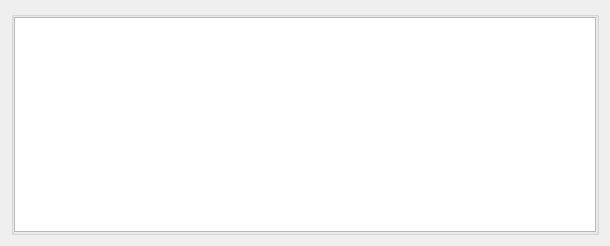
Old version of the form src/QSviz/resources/console.ui in the repository BCDA-APS/QSview.
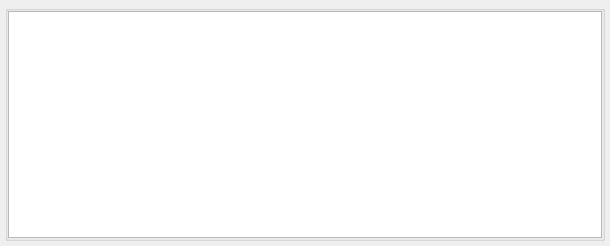
New version of the form.

```diff
--- a/src/QSviz/resources/console.ui
+++ b/src/QSviz/resources/console.ui
@@ -20,6 +20,18 @@
    <string>Form</string>
   </property>
   <layout class="QHBoxLayout" name="horizontalLayout_2">
+   <property name="leftMargin">
+    <number>5</number>
+   </property>
+   <property name="topMargin">
+    <number>5</number>
+   </property>
+   <property name="rightMargin">
+    <number>5</number>
+   </property>
+   <property name="bottomMargin">
+    <number>5</number>
+   </property>
    <item>
     <widget class="QGroupBox" name="groupBox">
      <property name="sizePolicy">
```
